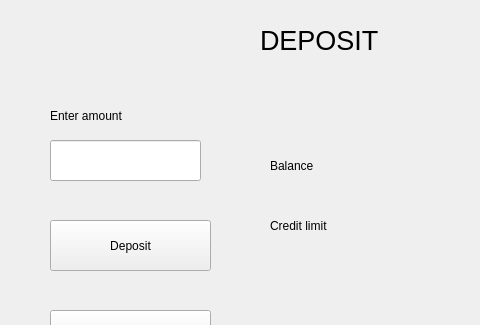
The window that bank-automat/gui/carddepositwindow.ui (25kmo-project/group_11) describes before a commit, drawn with Qt 5; both pictures show x 0 to 480 and y 0 to 325 of the 750 by 600 pixel window.
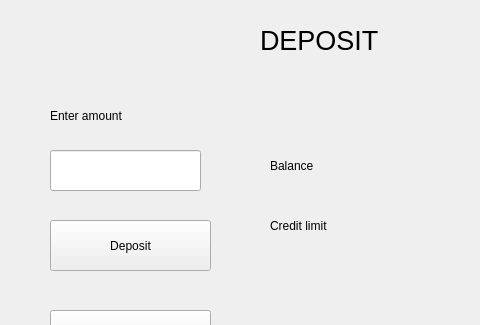
The same window after the commit.

What changed in the file:
```diff
--- a/bank-automat/gui/carddepositwindow.ui
+++ b/bank-automat/gui/carddepositwindow.ui
@@ -30,7 +30,7 @@
    <property name="geometry">
     <rect>
      <x>50</x>
-     <y>140</y>
+     <y>150</y>
      <width>151</width>
      <height>41</height>
     </rect>
```
